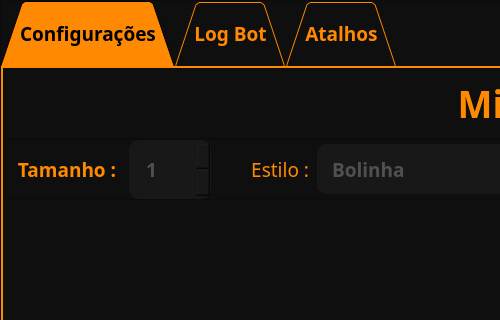
AlissonTxD/Prime-Survivor-2, file src/views/ps_view_2.ui: the form before one commit; both pictures show x 0 to 500 and y 0 to 320 of the 1000 by 700 pixel window.
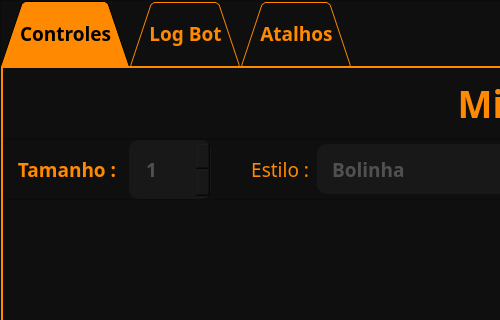
The form after the commit. Icons and pictures are not drawn.

```diff
--- a/src/views/ps_view_2.ui
+++ b/src/views/ps_view_2.ui
@@ -113,7 +113,7 @@
          </property>
          <widget class="QWidget" name="config">
           <attribute name="title">
-           <string>Configurações</string>
+           <string>Controles</string>
           </attribute>
           <layout class="QVBoxLayout" name="verticalLayout_4">
            <property name="spacing">
```
